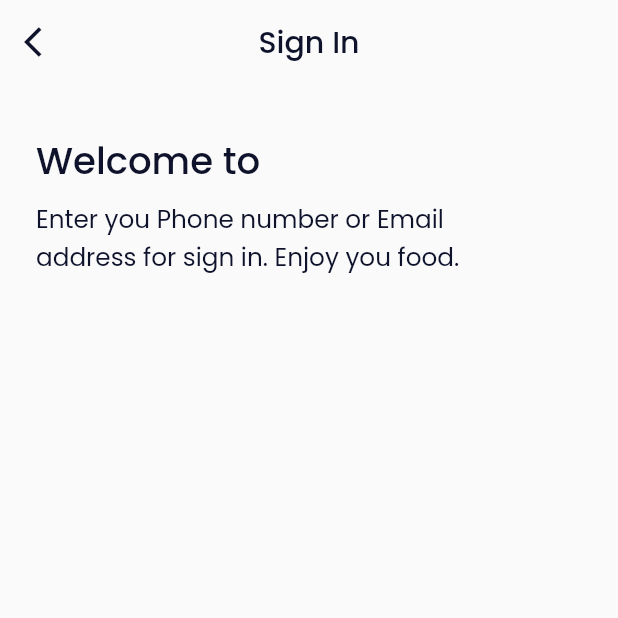
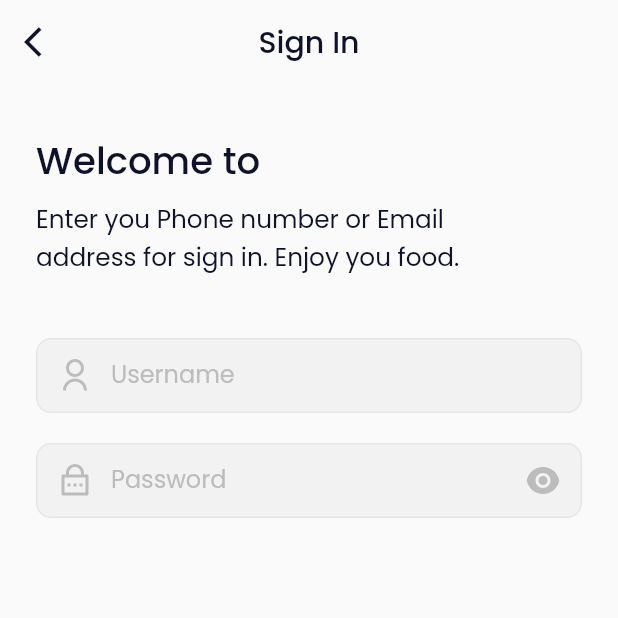
Before and after one commit to aninarafath6/Food-Door, a Flutter app: the screen it shows after launch, after a tap on "SKIP", after a tap on "Get Started", on a phone screen of 412 x 824 dp, the top half of it. Run offline on Flutter 3.47's test engine with Material 2 defaults, Android fonts, the phone set to English and light mode, and no system bars; our stand-ins replace google_fonts, remixicon.

Commit message:
login input section

```diff
--- a/lib/src/constants/app_colors.dart
+++ b/lib/src/constants/app_colors.dart
@@ -12,7 +12,9 @@ class AppColors {
   // black color
   static const Color defaultBlack = Color(0xFF0E122B);
   // grey color
-  static const Color grey = Color(0xFFCDCDCD);
+  static const Color grey = Color(0xFFBCBCBC);
   // grey for text
   static const Color textGrey = Color(0xFFC4C4C4);
+  // border grey color
+  static const Color lightBorderGrey = Color(0x42C4C4C4);
 }
--- a/lib/src/constants/app_sizes.dart
+++ b/lib/src/constants/app_sizes.dart
@@ -1,4 +1,5 @@
-class AppSizes{
-   // ignore: constant_identifier_names
-   static const double DEFAULT_PADDING =  24;
+class AppSizes {
+  // ignore: constant_identifier_names
+  static const double defaultPadding = 24;
+  static const double defaultInputHeight = 50;
 }
--- a/lib/src/views/screens/login_screen/login_screen.dart
+++ b/lib/src/views/screens/login_screen/login_screen.dart
@@ -1,9 +1,8 @@
 import 'package:flutter/material.dart';
-import 'package:food_door/src/constants/app_colors.dart';
 import 'package:food_door/src/constants/app_sizes.dart';
 import 'package:food_door/src/views/screens/login_screen/sections/app_bar_section.dart';
+import 'package:food_door/src/views/screens/login_screen/sections/input_section.dart';
 import 'package:food_door/src/views/screens/login_screen/sections/welcome_message_section.dart';
-import 'package:google_fonts/google_fonts.dart';
 
 class LoginScreen extends StatelessWidget {
   const LoginScreen({Key? key}) : super(key: key);
@@ -18,14 +17,17 @@ class LoginScreen extends StatelessWidget {
       body: Padding(
         // default padding
         padding:
-            const EdgeInsets.symmetric(horizontal: AppSizes.DEFAULT_PADDING),
+            const EdgeInsets.symmetric(horizontal: AppSizes.defaultPadding),
         // wrap with scroll view
         child: SingleChildScrollView(
           // content area
           child: Column(
             crossAxisAlignment: CrossAxisAlignment.start,
             children: const <Widget>[
+              // welcome message section
               WelcomeMessageSection(),
+              // input section
+              InputSection(),
             ],
           ),
         ),
@@ -33,12 +35,12 @@ class LoginScreen extends StatelessWidget {
     );
   }
 
-  TextStyle _textStyle(BuildContext context,
-      {double? fontSize, FontWeight? fontWeight}) {
-    return GoogleFonts.poppins(
-      color: AppColors.defaultBlack,
-      fontSize: fontSize ?? 12,
-      fontWeight: fontWeight ?? FontWeight.normal,
-    );
-  }
+  // TextStyle _textStyle(BuildContext context,
+  //     {double? fontSize, FontWeight? fontWeight}) {
+  //   return GoogleFonts.poppins(
+  //     color: AppColors.defaultBlack,
+  //     fontSize: fontSize ?? 12,
+  //     fontWeight: fontWeight ?? FontWeight.normal,
+  //   );
+  // }
 }
--- /dev/null
+++ b/lib/src/views/screens/login_screen/sections/input_section.dart
@@ -0,0 +1,40 @@
+import 'package:flutter/material.dart';
+import 'package:food_door/src/utils/dimensions.dart';
+import 'package:food_door/src/views/widgets/input_field.dart';
+import 'package:remixicon/remixicon.dart';
+
+class InputSection extends StatefulWidget {
+  const InputSection({
+    Key? key,
+  }) : super(key: key);
+
+  @override
+  State<InputSection> createState() => _InputSectionState();
+}
+
+class _InputSectionState extends State<InputSection> {
+  bool isSecure = true;
+  @override
+  Widget build(BuildContext context) {
+    // input section
+    return Column(
+      children: [
+        // spacer
+        context.spacing(height: 5),
+        // input field container
+        const InputField(
+          label: 'Username',
+          prefixIcon: Remix.user_line,
+          secure: false,
+        ),
+        InputField(
+          label: 'Password',
+          prefixIcon: Remix.lock_password_line,
+          suffixIcons: isSecure ? Remix.eye_fill : Remix.eye_off_fill,
+          secure: isSecure,
+          onTap: () => setState(() => isSecure = !isSecure),
+        ),
+      ],
+    );
+  }
+}
--- a/lib/src/views/screens/onboarding_screen/sections/onboarding_data_section.dart
+++ b/lib/src/views/screens/onboarding_screen/sections/onboarding_data_section.dart
@@ -30,7 +30,7 @@ class OnboardingDataSection extends StatelessWidget {
         // get onboard data
         itemBuilder: (context, index) {
           return Padding(
-            padding: const EdgeInsets.all(AppSizes.DEFAULT_PADDING),
+            padding: const EdgeInsets.all(AppSizes.defaultPadding),
             child: Column(
               // main axis aligned into center
               mainAxisAlignment: MainAxisAlignment.end,
--- a/lib/src/views/screens/onboarding_screen/sections/onboarding_navigation.dart
+++ b/lib/src/views/screens/onboarding_screen/sections/onboarding_navigation.dart
@@ -20,7 +20,7 @@
 
     return Padding(
       padding: const EdgeInsets.symmetric(
-        horizontal: AppSizes.DEFAULT_PADDING,
+        horizontal: AppSizes.defaultPadding,
         vertical: 20,
       ),
 
--- /dev/null
+++ b/lib/src/views/widgets/input_field.dart
@@ -0,0 +1,70 @@
+
+import 'package:flutter/material.dart';
+import 'package:food_door/src/constants/app_colors.dart';
+import 'package:food_door/src/constants/app_sizes.dart';
+import 'package:food_door/src/utils/dimensions.dart';
+import 'package:google_fonts/google_fonts.dart';
+
+class InputField extends StatelessWidget {
+  const InputField({
+    Key? key,
+    this.label,
+    this.prefixIcon,
+    this.suffixIcons,
+    this.secure,
+    this.onTap,
+  }) : super(key: key);
+  final String? label;
+  final IconData? prefixIcon;
+  final IconData? suffixIcons;
+  final bool? secure;
+  final Function()? onTap;
+  @override
+  Widget build(BuildContext context) {
+    return Container(
+      padding: const EdgeInsets.all(1),
+      margin: const EdgeInsets.only(bottom: 20),
+      // width the size of the input field
+      width: context.getWidth(100),
+      // default height is the height of the input field = 50
+      height: AppSizes.defaultInputHeight,
+      decoration: BoxDecoration(
+        color: AppColors.lightGrey,
+        // border radius for Container
+        borderRadius: BorderRadius.circular(10),
+        // border color for Container
+        border: Border.all(color: AppColors.lightBorderGrey),
+        // padding for Container
+      ),
+      // we align the input field to the center of the container
+      child: Center(
+        // input field
+        child: TextField(
+          obscureText: secure!,
+          cursorColor: AppColors.defaultBlack,
+          // input decoration
+          decoration: InputDecoration(
+            // using remix icon
+            prefixIcon: Icon(
+              prefixIcon!,
+              color: AppColors.grey,
+            ),
+            suffixIcon: GestureDetector(
+              onTap: onTap,
+              child: Icon(
+                suffixIcons,
+                color: AppColors.grey,
+              ),
+            ),
+
+            // removed border
+            border: InputBorder.none,
+            // label
+            hintText: label!,
+            hintStyle: GoogleFonts.poppins(color: AppColors.grey),
+          ),
+        ),
+      ),
+    );
+  }
+}
--- a/pubspec.yaml
+++ b/pubspec.yaml
@@ -15,6 +15,7 @@ dependencies:
   cupertino_icons: ^1.0.2
   google_fonts: ^2.1.0
   provider: ^6.0.0
+  remixicon: ^1.0.0
 
 
 dev_dependencies:
```
Also changed, not shown: pubspec.lock.
